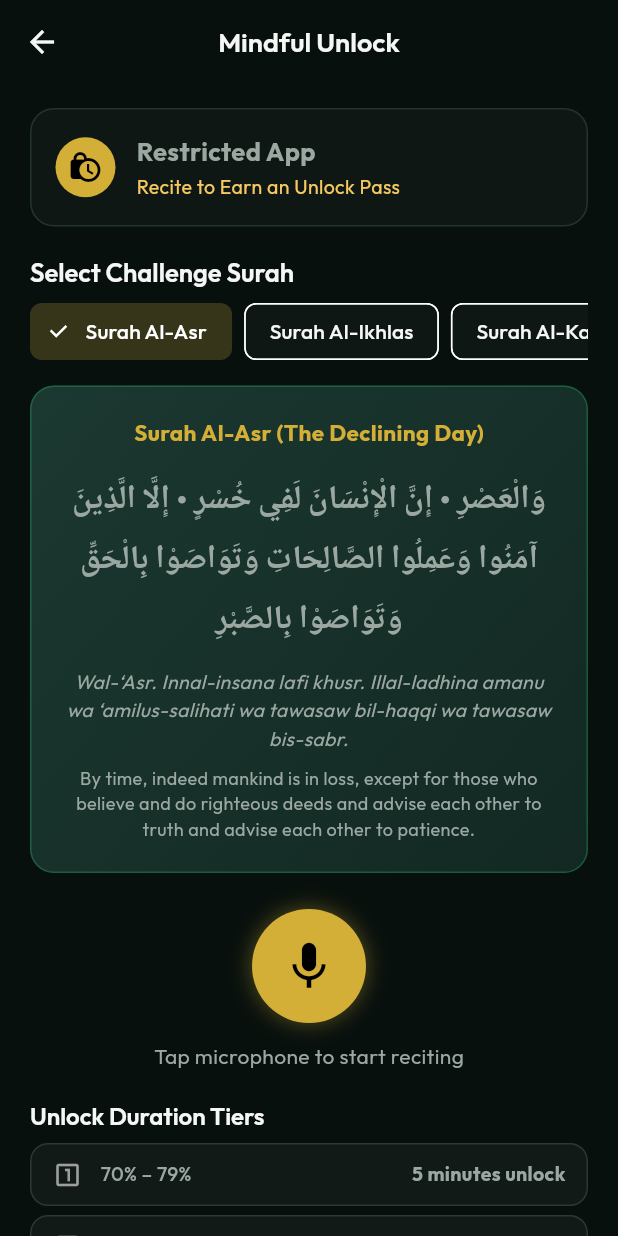
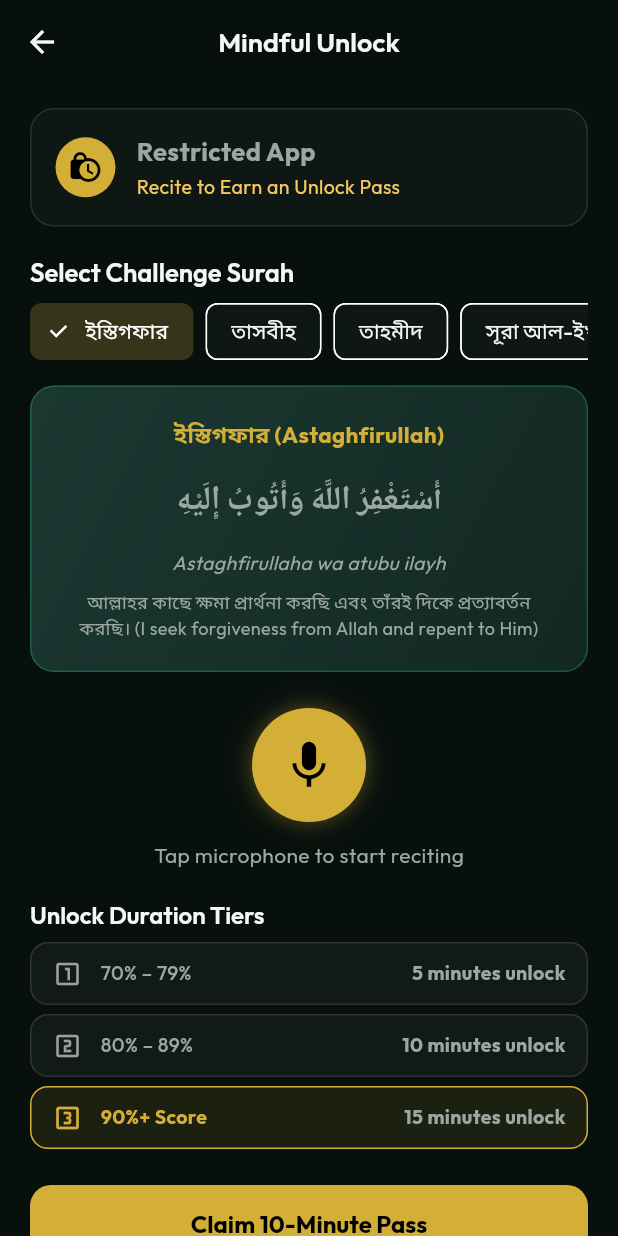
Before and after one commit to Souravsanyal1/my-appr, a Flutter app: the UnlockScreen screen opened by its route, on a phone screen of 412 x 824 dp. Run offline on Flutter 3.47's test engine with Material 3 defaults, Android fonts, the light colour scheme and no system bars; our stand-ins replace cloud_firestore, firebase_auth, firebase_core, firebase_database, get, get_storage and 1 more; accounts and stored records are empty.

Commit message:
feat(unlock): provide short dhikr and concise verses instead of whole long surahs

```diff
--- a/lib/features/learning/views/learning_mode_view.dart
+++ b/lib/features/learning/views/learning_mode_view.dart
@@ -312,7 +312,10 @@ class _LearningModeViewState extends State<LearningModeView> {
                     const SizedBox(width: 14),
                     Expanded(
                       child: ElevatedButton(
-                        onPressed: () => Get.offNamed('/recording'),
+                        onPressed: () => Get.offNamed(
+                          '/recording',
+                          arguments: Get.arguments,
+                        ),
                         style: ElevatedButton.styleFrom(
                           backgroundColor: AppColors.primaryGreen,
                           foregroundColor: Colors.black,
--- a/lib/features/unlock/services/recitation_scoring_service.dart
+++ b/lib/features/unlock/services/recitation_scoring_service.dart
@@ -33,33 +33,53 @@ class RecitationScoreResult {
 class RecitationScoringService {
   static const List<QuranVerseToRecite> challengeVerses = [
     QuranVerseToRecite(
-      surahName: 'Surah Al-Asr (The Declining Day)',
-      arabic:
-          'وَالْعَصْرِ • إِنَّ الْإِنْسَانَ لَفِي خُسْرٍ • إِلَّا الَّذِينَ آمَنُوا وَعَمِلُوا الصَّالِحَاتِ وَتَوَاصَوْا بِالْحَقِّ وَتَوَاصَوْا بِالصَّبْرِ',
-      transliteration:
-          'Wal-‘Asr. Innal-insana lafi khusr. Illal-ladhina amanu wa ‘amilus-salihati wa tawasaw bil-haqqi wa tawasaw bis-sabr.',
+      surahName: 'ইস্তিগফার (Astaghfirullah)',
+      arabic: 'أَسْتَغْفِرُ اللَّهَ وَأَتُوبُ إِلَيْهِ',
+      transliteration: 'Astaghfirullaha wa atubu ilayh',
       translation:
-          'By time, indeed mankind is in loss, except for those who believe and do righteous deeds and advise each other to truth and advise each other to patience.',
-      minRecitationSeconds: 5,
+          'আল্লাহর কাছে ক্ষমা প্রার্থনা করছি এবং তাঁরই দিকে প্রত্যাবর্তন করছি। (I seek forgiveness from Allah and repent to Him)',
+      minRecitationSeconds: 3,
     ),
     QuranVerseToRecite(
-      surahName: 'Surah Al-Ikhlas (Purity)',
-      arabic:
-          'قُلْ هُوَ اللَّهُ أَحَدٌ • اللَّهُ الصَّمَدُ • لَمْ يَلِدْ وَلَمْ يُولَدْ • وَلَمْ يَكُنْ لَهُ كُفُوًا أَحَدٌ',
-      transliteration:
-          'Qul Huwallahu Ahad. Allahus-Samad. Lam yalid wa lam yulad. Wa lam yakun lahu kufuwan ahad.',
+      surahName: 'তাসবীহ (SubhanAllah)',
+      arabic: 'سُبْحَانَ اللَّهِ وَبِحَمْدِهِ',
+      transliteration: 'SubhanAllahi wa bihamdihi',
       translation:
-          'Say, He is Allah, [who is] One, Allah, the Eternal Refuge. He neither begets nor is born, nor is there to Him any equivalent.',
-      minRecitationSeconds: 4,
+          'আল্লাহ মহাপবিত্র এবং সকল প্রশংসা তাঁরই। (Glory and praise be to Allah)',
+      minRecitationSeconds: 3,
     ),
     QuranVerseToRecite(
-      surahName: 'Surah Al-Kawthar (Abundance)',
+      surahName: 'তাহমীদ (Alhamdulillah)',
+      arabic: 'الْحَمْدُ لِلَّهِ رَبِّ الْعَالَمِينَ',
+      transliteration: 'Alhamdulillahi Rabbil ‘Alamin',
+      translation:
+          'সকল প্রশংসা মহান আল্লাহর, যিনি সকল সৃষ্টির প্রতিপালক। (All praise is for Allah, Lord of the worlds)',
+      minRecitationSeconds: 3,
+    ),
+    QuranVerseToRecite(
+      surahName: 'সূরা আল-ইখলাস (১-২ আয়াত)',
+      arabic: 'قُلْ هُوَ اللَّهُ أَحَدٌ • اللَّهُ الصَّمَدُ',
+      transliteration: 'Qul Huwallahu Ahad. Allahus-Samad.',
+      translation:
+          'বলুন: তিনিই আল্লাহ, একক ও অদ্বিতীয়। আল্লাহ কারো মুখাপেক্ষী নন। (Say: He is Allah, the One. Allah, the Eternal Refuge.)',
+      minRecitationSeconds: 3,
+    ),
+    QuranVerseToRecite(
+      surahName: 'সূরা ইনশিরাহ (সহজ আয়াত)',
+      arabic: 'فَإِنَّ مَعَ الْعُسْرِ يُسْرًا • إِنَّ مَعَ الْعُسْرِ يُسْرًا',
+      transliteration: 'Fa inna ma‘al-‘usri yusra. Inna ma‘al-‘usri yusra.',
+      translation:
+          'নিশ্চয়ই কষ্টের সাথেই স্বস্তি আছে। (Indeed, with hardship comes ease.)',
+      minRecitationSeconds: 3,
+    ),
+    QuranVerseToRecite(
+      surahName: 'সূরা আল-আসর (Surah Al-Asr)',
       arabic:
-          'إِنَّا أَعْطَيْنَاكَ الْكَوْثَرَ • فَصَلِّ لِرَبِّكَ وَانْحَرْ • إِنَّ شَانِئَكَ هُوَ الْأَبْتَرُ',
+          'وَالْعَصْرِ • إِنَّ الْإِنْسَانَ لَفِي خُسْرٍ • إِلَّا الَّذِينَ آمَنُوا وَعَمِلُوا الصَّالِحَاتِ',
       transliteration:
-          'Inna a‘taynaka al-kawthar. Fasalli li-rabbika wanhar. Inna shani’aka huwal-abtar.',
+          'Wal-‘Asr. Innal-insana lafi khusr. Illal-ladhina amanu wa ‘amilus-salihati.',
       translation:
-          'Indeed, We have granted you, [O Muhammad], al-Kawthar. So pray to your Lord and sacrifice. Indeed, your enemy is the one cut off.',
+          'কালের শপথ! নিশ্চয় মানুষ ক্ষতির মধ্যে নিমজ্জিত, তারা ছাড়া যারা ঈমান এনেছে ও সৎকাজ করেছে।',
       minRecitationSeconds: 4,
     ),
   ];
--- a/lib/features/unlock/views/recording_view.dart
+++ b/lib/features/unlock/views/recording_view.dart
@@ -91,10 +91,12 @@ class _RecordingViewState extends State<RecordingView>
     final languageService = LanguageService.to;
     final lesson = Get.arguments is LearningLessonModel
         ? Get.arguments as LearningLessonModel
-        : LearningRepository.allLessons.firstWhere(
-            (l) => l.id == 'dhikr_astaghfirullah',
-            orElse: () => LearningRepository.allLessons.first,
-          );
+        : (Get.arguments is Map && Get.arguments['lesson'] is LearningLessonModel)
+            ? Get.arguments['lesson'] as LearningLessonModel
+            : LearningRepository.allLessons.firstWhere(
+                (l) => l.id == 'dhikr_astaghfirullah',
+                orElse: () => LearningRepository.allLessons.first,
+              );
 
     return Obx(() {
       final isBn = languageService.isBangla;
```
